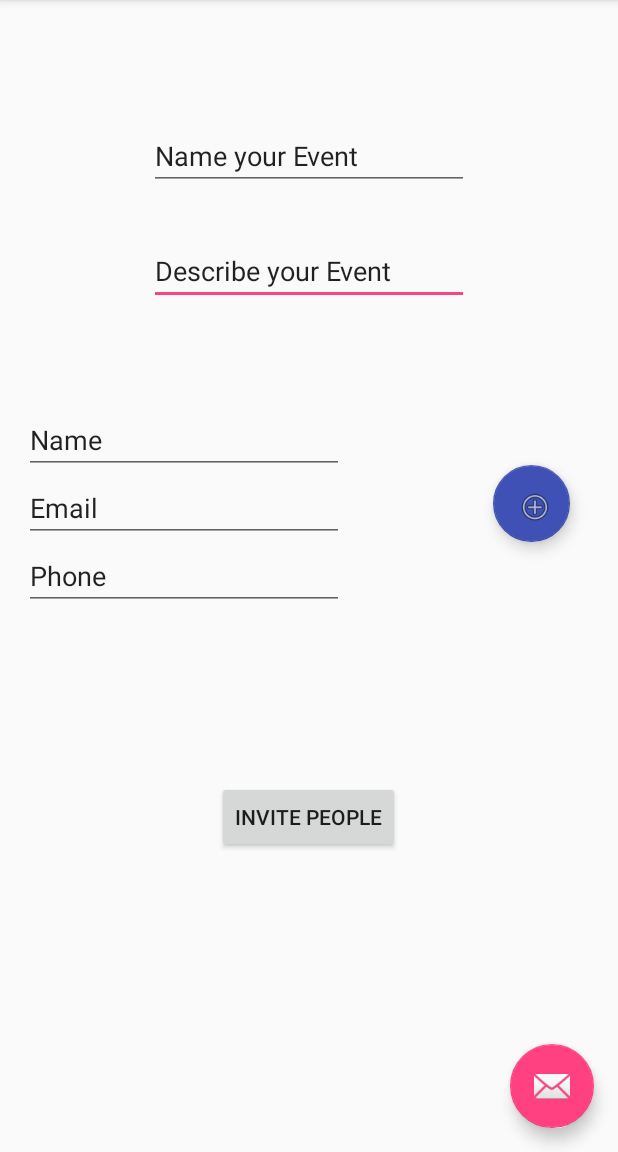
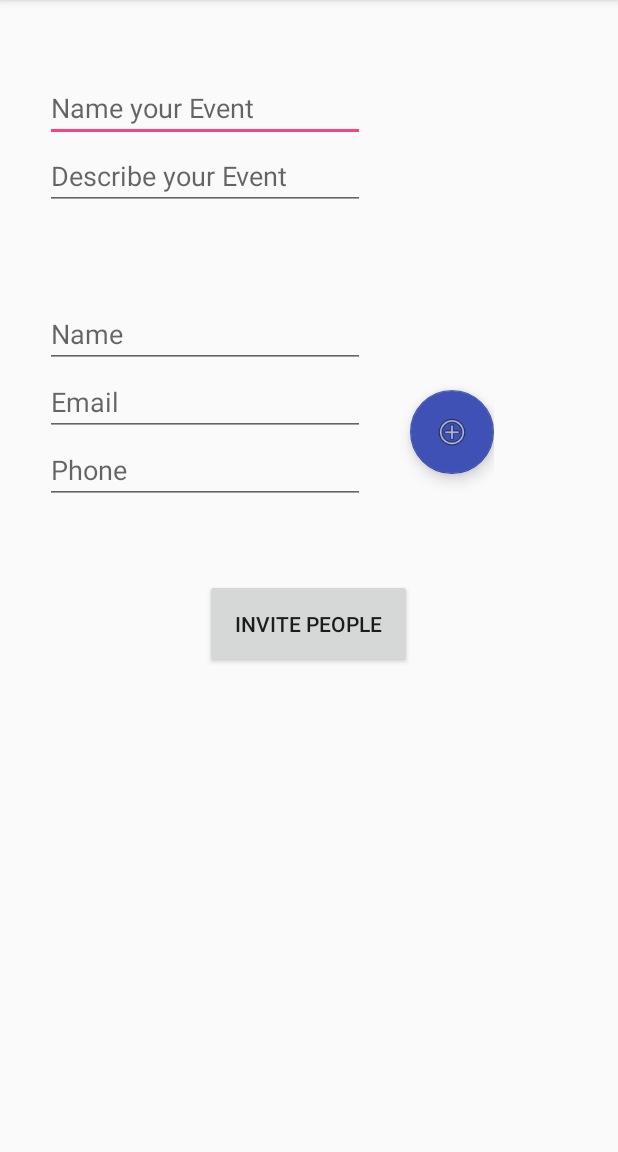
Before and after one commit to manubhats/KonnectMe, an Android app: the RegisterEvent screen opened directly, with no data from a screen before it, on a phone screen of 412 x 824 dp, the part 84-1236 px from its top. Run offline under Robolectric (Android 15) with nearby library versions, the phone set to English and light mode, and no system bars.

Commit message:
changed the register event UI

```diff
--- a/app/src/main/AndroidManifest.xml
+++ b/app/src/main/AndroidManifest.xml
@@ -1,6 +1,12 @@
 <?xml version="1.0" encoding="utf-8"?>
 <manifest xmlns:android="http://schemas.android.com/apk/res/android"
     package="hackdfw.connectme">
+
+    <uses-sdk
+        android:minSdkVersion="8"
+        android:targetSdkVersion="19"
+        />
+
 
     <uses-permission android:name="android.permission.SEND_SMS" />
     <uses-permission android:name="android.permission.RECEIVE_SMS" />
@@ -31,6 +37,7 @@
             android:label="@string/app_name"
             android:theme="@style/AppTheme.NoActionBar"></activity>
 
+
         <receiver android:name=".MainActivity$SmsReceiver" android:enabled="true">
             <intent-filter android:priority="2147483647">
                 <action android:name="android.provider.Telephony.SMS_RECEIVED" />
--- a/app/src/main/java/hackdfw/connectme/RegisterEvent.java
+++ b/app/src/main/java/hackdfw/connectme/RegisterEvent.java
@@ -6,12 +6,9 @@ import android.net.Uri;
 import android.os.Bundle;
 import android.provider.ContactsContract;
 import android.support.design.widget.FloatingActionButton;
-import android.support.design.widget.Snackbar;
 import android.support.v7.app.AppCompatActivity;
 import android.support.v7.widget.Toolbar;
 import android.util.Log;
-import android.view.View;
-import android.provider.ContactsContract.Contacts;
 import android.widget.EditText;
 
 
@@ -26,16 +23,16 @@ public class RegisterEvent extends AppCompatActivity {
         setSupportActionBar(toolbar);
 
         FloatingActionButton fab = (FloatingActionButton) findViewById(R.id.fetchContact);
-        fab.setOnClickListener(new View.OnClickListener() {
-            @Override
-            public void onClick(View view) {
-                Intent i = new Intent(Intent.ACTION_PICK, ContactsContract.CommonDataKinds.Phone.CONTENT_URI);
-                startActivityForResult(i, PICK_CONTACT);
-
-//                Snackbar.make(view, "Replace with your own action", Snackbar.LENGTH_LONG)
-//                        .setAction("Action", null).show();
-            }
-        });
+//        fab.setOnClickListener(new View.OnClickListener() {
+//            @Override
+//            public void onClick(View view) {
+//                Intent i = new Intent(Intent.ACTION_PICK, ContactsContract.CommonDataKinds.Phone.CONTENT_URI);
+//                startActivityForResult(i, PICK_CONTACT);
+//
+////                Snackbar.make(view, "Replace with your own action", Snackbar.LENGTH_LONG)
+////                        .setAction("Action", null).show();
+//            }
+//        });
     }
     @Override
     protected void onActivityResult(int requestCode, int resultCode, Intent data) {
--- a/app/src/main/res/layout/activity_register_event.xml
+++ b/app/src/main/res/layout/activity_register_event.xml
@@ -23,12 +23,12 @@
 
     <include layout="@layout/content_register_event" />
 
-    <android.support.design.widget.FloatingActionButton
-        android:id="@+id/fab"
-        android:layout_width="wrap_content"
-        android:layout_height="wrap_content"
-        android:layout_gravity="bottom|end"
-        android:layout_margin="@dimen/fab_margin"
-        android:src="@android:drawable/ic_dialog_email" />
+    <!--<android.support.design.widget.FloatingActionButton-->
+        <!--android:id="@+id/fab"-->
+        <!--android:layout_width="wrap_content"-->
+        <!--android:layout_height="wrap_content"-->
+        <!--android:layout_gravity="bottom|end"-->
+        <!--android:layout_margin="@dimen/fab_margin"-->
+        <!--android:src="@android:drawable/ic_dialog_email" />-->
 
 </android.support.design.widget.CoordinatorLayout>
--- a/app/src/main/res/layout/content_register_event.xml
+++ b/app/src/main/res/layout/content_register_event.xml
@@ -1,84 +1,81 @@
 <?xml version="1.0" encoding="utf-8"?>
-<RelativeLayout xmlns:android="http://schemas.android.com/apk/res/android"
+<LinearLayout xmlns:android="http://schemas.android.com/apk/res/android"
     xmlns:app="http://schemas.android.com/apk/res-auto"
     xmlns:tools="http://schemas.android.com/tools"
     android:layout_width="match_parent"
     android:layout_height="match_parent"
-    android:paddingBottom="@dimen/activity_vertical_margin"
-    android:paddingLeft="@dimen/activity_horizontal_margin"
-    android:paddingRight="@dimen/activity_horizontal_margin"
-    android:paddingTop="@dimen/activity_vertical_margin"
+    android:orientation="vertical"
     app:layout_behavior="@string/appbar_scrolling_view_behavior"
     tools:context="hackdfw.connectme.RegisterEvent"
     tools:showIn="@layout/activity_register_event">
 
     <TextView
+        android:id="@+id/name"
         android:layout_width="wrap_content"
         android:layout_height="wrap_content"
-        android:id="@+id/name"
         android:layout_alignParentTop="true"
-        android:layout_centerHorizontal="true"
-        android:layout_marginTop="65dp" />
+        android:layout_centerHorizontal="true" />
+
+    <LinearLayout
+        android:layout_width="wrap_content"
+        android:layout_height="wrap_content"
+        android:orientation="vertical"
+        android:padding="30dp">
+
 
         <EditText
+            android:id="@+id/eventName"
             android:layout_width="wrap_content"
             android:layout_height="wrap_content"
+            android:ems="10"
+            android:inputType="textPersonName"
+            android:hint="Name your Event" />
+        <EditText
+            android:id="@+id/descEvent"
+            android:layout_width="wrap_content"
+            android:layout_height="wrap_content"
+            android:ems="10"
             android:inputType="textMultiLine"
-        android:ems="10"
-        android:id="@+id/descEvent"
-        android:layout_below="@+id/name"
-        android:layout_centerHorizontal="true"
-        android:layout_marginTop="57dp"
-        android:text="Describe your Event" />
+            android:hint="Describe your Event" />
+
+    </LinearLayout>
+
+    <LinearLayout
+        android:layout_width="wrap_content"
+        android:layout_height="wrap_content">
+
+        <LinearLayout
+            android:layout_width="wrap_content"
+            android:layout_height="wrap_content"
+            android:orientation="vertical"
+            android:padding="30dp">
 
             <EditText
+                android:id="@+id/contName"
                 android:layout_width="wrap_content"
                 android:layout_height="wrap_content"
+                android:ems="10"
                 android:inputType="textPersonName"
-        android:text="Name your Event"
-        android:ems="10"
-        android:id="@+id/eventName"
-        android:layout_alignTop="@+id/name"
-        android:layout_alignStart="@+id/descEvent" />
+                android:hint="Name" />
 
-    <Button
+            <EditText
+                android:id="@+id/emailId"
                 android:layout_width="wrap_content"
                 android:layout_height="wrap_content"
-        android:text="Invite People"
-        android:id="@+id/invitePeople"
-        android:layout_below="@+id/contNumb"
-        android:layout_centerHorizontal="true"
-        android:layout_marginTop="114dp" />
+                android:ems="10"
+                android:inputType="textEmailAddress"
+                android:hint="Email" />
 
             <EditText
+                android:id="@+id/contNumb"
                 android:layout_width="wrap_content"
                 android:layout_height="wrap_content"
-        android:inputType="textPersonName"
-        android:text="Name"
                 android:ems="10"
-        android:id="@+id/contName"
-        android:layout_above="@+id/emailId"
-        android:layout_alignParentStart="true" />
+                android:inputType="phone"
+                android:hint="Phone" />
 
-    <EditText
-        android:layout_width="wrap_content"
-        android:layout_height="wrap_content"
-        android:inputType="textEmailAddress"
-        android:ems="10"
-        android:id="@+id/emailId"
-        android:text="Email"
-        android:layout_above="@+id/contNumb"
-        android:layout_alignParentStart="true" />
+        </LinearLayout>
 
-    <EditText
-        android:layout_width="wrap_content"
-        android:layout_height="wrap_content"
-        android:inputType="phone"
-        android:ems="10"
-        android:id="@+id/contNumb"
-        android:text="Phone"
-        android:layout_centerVertical="true"
-        android:layout_alignParentStart="true" />
 
         <android.support.design.widget.FloatingActionButton
             android:id="@+id/fetchContact"
@@ -86,10 +83,19 @@
             android:layout_height="wrap_content"
             android:layout_gravity="bottom"
             android:src="@android:drawable/ic_menu_add"
-        android:layout_marginLeft="@dimen/fab_margin"
-        android:layout_marginRight="@dimen/fab_margin"
             app:backgroundTint="@color/colorPrimary"
-        android:layout_above="@+id/contNumb"
-        android:layout_toEndOf="@+id/descEvent" />
+            android:layout_marginBottom="50dp"/>
 
-</RelativeLayout>
+    </LinearLayout>
+
+    <Button
+        android:id="@+id/invitePeople"
+        android:layout_width="wrap_content"
+        android:layout_height="wrap_content"
+        android:layout_centerHorizontal="true"
+        android:text="Invite People"
+        android:padding="20dp"
+        android:layout_marginTop="20dp"
+        android:layout_gravity="center"/>
+
+</LinearLayout>
```
Lines whose indentation alone changed are shown as unchanged.
